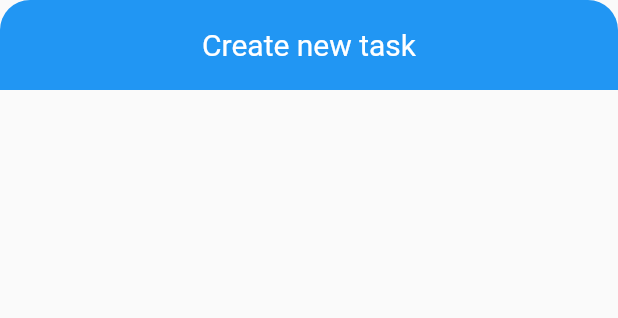
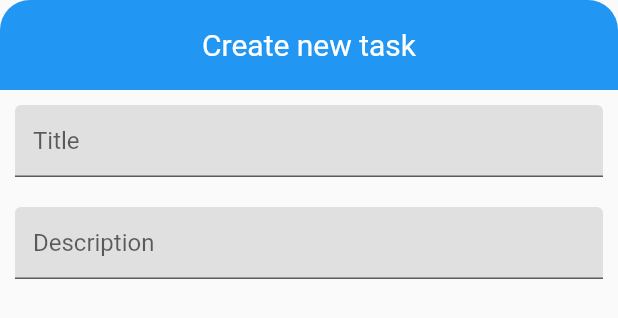
Before and after one commit to solderneer/dartodo, a Flutter app: the BottomPanel widget shown alone on an empty page, opened directly, on a phone screen of 412 x 824 dp. Shown: the top 318 px of the screen. Run offline on Flutter 3.47's test engine with Material 2 defaults, Android fonts, the phone set to English and light mode, and no system bars; missing offline and left inert: rounded_modal.

Commit message:
a lot of work left ot do on the form'

```diff
--- a/dartodo_client/lib/components/bottompanel.dart
+++ b/dartodo_client/lib/components/bottompanel.dart
@@ -16,6 +16,21 @@ class BottomPanel extends StatelessWidget {
               style: TextStyle(color: Colors.white, fontSize: 20.0)),
         ),
       ),
+      Container(
+          padding: EdgeInsets.all(10.0),
+          child: TextField(
+              decoration: InputDecoration(
+                  hintText: 'Title',
+                  filled: true,
+                  fillColor: Colors.grey[300]))),
+      Container(
+        padding: EdgeInsets.all(10.0),
+        child: TextField(
+            decoration: InputDecoration(
+                hintText: 'Description',
+                filled: true,
+                fillColor: Colors.grey[300])),
+      ),
     ]);
   }
 }
```
